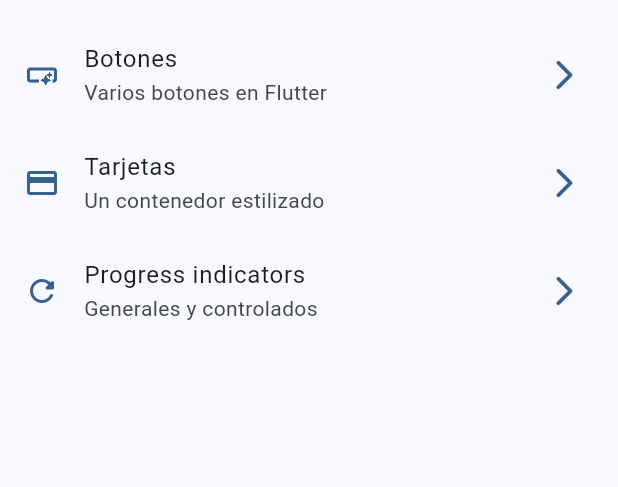
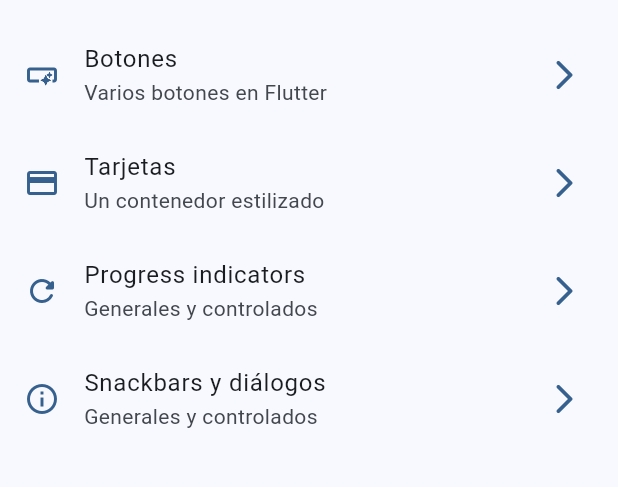
Before and after one commit to avazquezm/flutter_widgets_app, a Flutter app: the screen it shows after launch, on a phone screen of 412 x 824 dp, the part 63-550 px from its top. Run offline on Flutter 3.47's test engine with Material 3 defaults, Android fonts, the phone set to English and light mode, and no system bars; our stand-ins replace go_router.

```diff
--- a/lib/config/menu/menu_item.dart
+++ b/lib/config/menu/menu_item.dart
@@ -33,5 +33,11 @@ const List<MenuItem> appMenuItems = [
     subTitle: 'Generales y controlados',
     link: ProgressScreen.name,
     icon: Icons.refresh_rounded,
-  )
+  ),
+  MenuItem(
+    title: 'Snackbars y diálogos',
+    subTitle: 'Generales y controlados',
+    link: SnackbarScreen.name,
+    icon: Icons.info_outline,
+  ),
 ];
--- a/lib/config/router/app_router.dart
+++ b/lib/config/router/app_router.dart
@@ -25,5 +25,10 @@ final appRouter = GoRouter(
       name: ProgressScreen.name,
       builder: (context, state) => const ProgressScreen(),
     ),
+    GoRoute(
+      path: '/snackbars',
+      name: SnackbarScreen.name,
+      builder: (context, state) => const SnackbarScreen(),
+    ),
   ],
 );
--- a/lib/main.dart
+++ b/lib/main.dart
@@ -12,6 +12,7 @@ class MainApp extends StatelessWidget {
   @override
   Widget build(BuildContext context) {
     return MaterialApp.router(
+      title: 'Widgets App',
       routerConfig: appRouter,
       debugShowCheckedModeBanner: false,
       theme: AppTheme(selectedColor: 0).getTheme(),
```
Also changed, not shown: lib/presentation/screens/snackbar/snackbar_screen.dart (+75 -3 lines).
